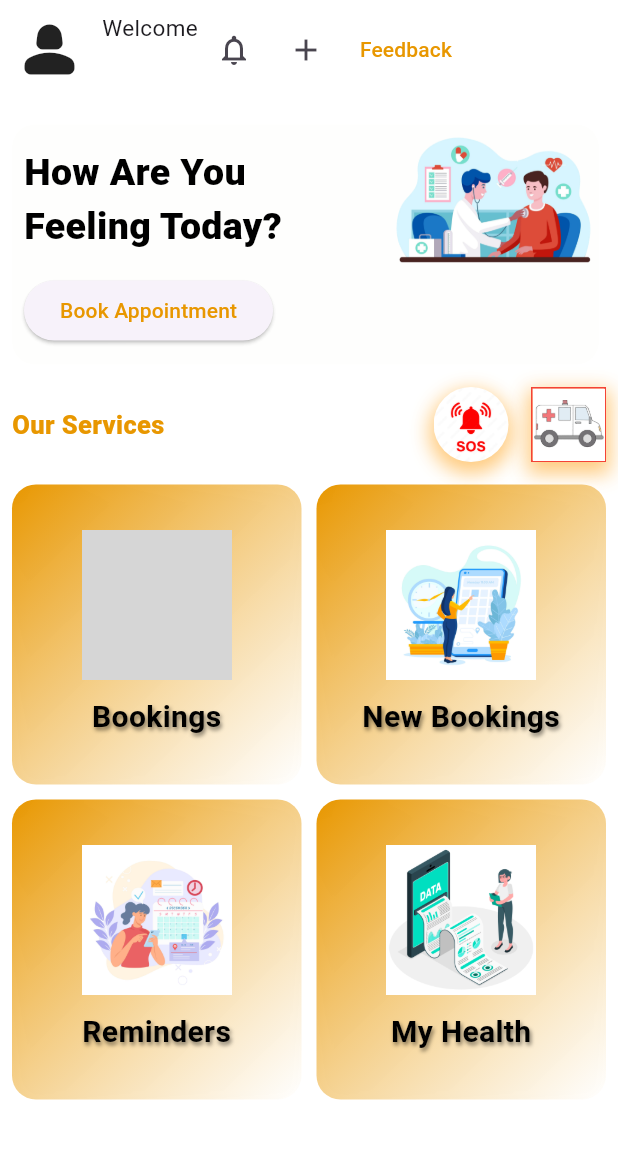
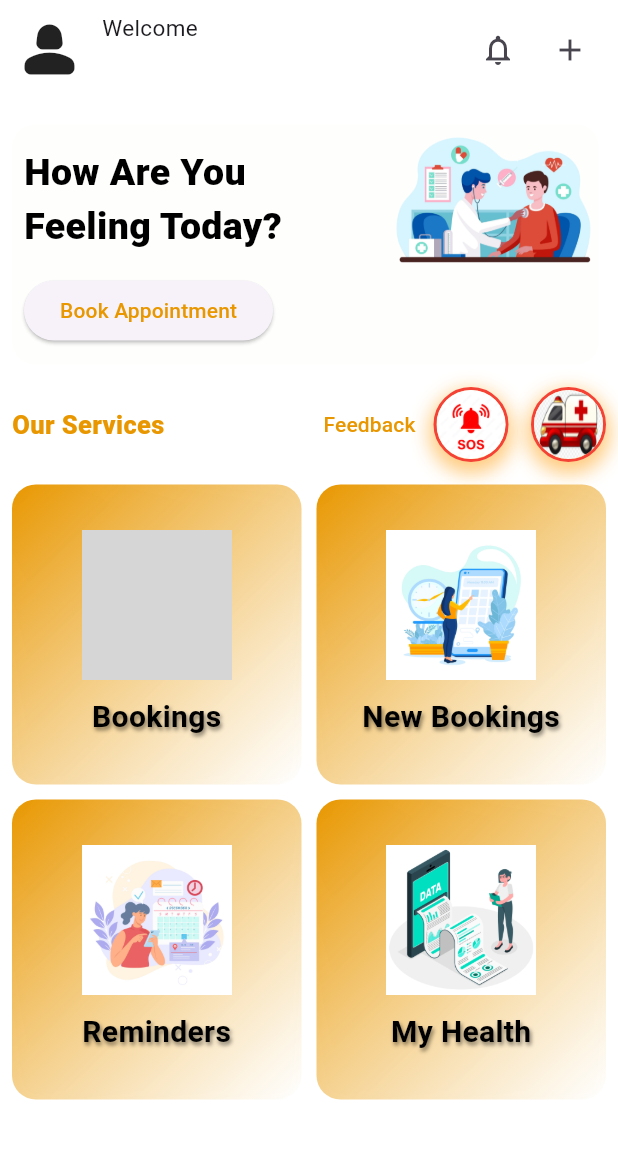
Before and after one commit to athulyashaibu2003/Hospital_Management_Mobile_App, a Flutter app: the HomePage screen opened directly, on a phone screen of 412 x 824 dp, the part 84-1236 px from its top. Run offline on Flutter 3.47's test engine with Material 3 defaults, Android fonts, the light colour scheme and no system bars; our stand-ins replace easy_localization, file_picker, image_picker, table_calendar; grey boxes are pictures that could not be loaded.

Commit message:
sos ui updted

```diff
--- a/lib/presentation/home_page/view/home_page.dart
+++ b/lib/presentation/home_page/view/home_page.dart
@@ -143,7 +143,8 @@ class _HomePageState extends State<HomePage> {
                             )
                           ],
                         ),
-                        // const Spacer(),
+                         const Spacer(),
+
                         IconButton(
                           onPressed: () {},
                           icon: const Icon(
@@ -160,18 +161,8 @@ class _HomePageState extends State<HomePage> {
                                           const NewPatientRegistrationscreen()));
                             },
                             icon: const Icon(Icons.add)),
-                        TextButton(
-                            onPressed: () {
-                              Navigator.push(
-                                  context,
-                                  MaterialPageRoute(
-                                      builder: (context) => FeedbackForm()));
-                            },
-                            child: const Text(
-                              "Feedback",
-                              style:
-                                  TextStyle(color: ColorConstants.mainOrange),
-                            ))
+
+
                       ],
                     ),
                     const SizedBox(
@@ -245,27 +236,47 @@ class _HomePageState extends State<HomePage> {
                               fontWeight: FontWeight.w800),
                         ),
                         Spacer(),
+                             TextButton(
+                            onPressed: () {
+                              Navigator.push(
+                                  context,
+                                  MaterialPageRoute(
+                                      builder: (context) => FeedbackForm()));
+                            },
+                            child: const Text(
+                              "Feedback",
+                              style:
+                                  TextStyle(color: ColorConstants.mainOrange),
+                            )),
                         InkWell(
-                          child: Container(
+                          child:Container(
   height: 50,
   width: 50,
   clipBehavior: Clip.antiAlias,
   decoration: BoxDecoration(
     shape: BoxShape.circle,
+    border: Border.all(
+      color: Colors.red, // Red circular border color
+      width: 2, // Width of the red border
+    ),
     boxShadow: [
       BoxShadow(
-                                  color: Colors.orange.withOpacity(
-                                      0.5), // Adjust the shadow color as needed
+        color: Colors.orange.withOpacity(0.5), // Adjust the shadow color as needed
         spreadRadius: 3,
         blurRadius: 10,
-                                  offset: Offset(
-                                      0, 5), // changes position of shadow
+        offset: Offset(0, 5), // changes position of shadow
       ),
     ],
   ),
+  child: ClipOval(
     child: Image.asset(
-                                "assets/images/1000_F_365248968_49b3zJrClxXKT9hieMstBYbKYKK9Euj8.jpg"),
+      "assets/images/1000_F_365248968_49b3zJrClxXKT9hieMstBYbKYKK9Euj8.jpg",
+      fit: BoxFit.cover,
     ),
+  ),
+),
+
+
                           onTap: () async {
                             Timer? sosTimer;
 
@@ -336,28 +347,34 @@ class _HomePageState extends State<HomePage> {
                           width: 15,
                         ),
                         InkWell(
-                          child: Container(
-                            // padding: EdgeInsets.all(10),
+                          child:Container(
   height: 50,
   width: 50,
   clipBehavior: Clip.antiAlias,
   decoration: BoxDecoration(
-                              border: Border.all(color: Colors.red),
-                              //  shape: BoxShape.circle,
+    shape: BoxShape.circle, // Circular shape
+    border: Border.all(
+      color: Colors.red, // Red circular border color
+      width: 2, // Border thickness
+    ),
     boxShadow: [
       BoxShadow(
-                                  color: Colors.orange
-                                      .withOpacity(0.5), // Adjust shadow color
+        color: Colors.orange.withOpacity(0.5), // Adjust shadow color
         spreadRadius: 3,
         blurRadius: 10,
-                                  offset:
-                                      Offset(0, 5), // Position of the shadow
+        offset: Offset(0, 5), // Position of the shadow
       ),
     ],
   ),
+  child: ClipOval(
     child: Image.asset(
-                                "assets/images/how-to-draw-an-ambulance.jpg"),
+      "assets/images/Download Wellington Free Ambulance Cartoon Free Content Clip - Ambulance Clip Art Png Transparent Png (#5283416) - PinClipart.jpg",
+      height:5,
+      fit: BoxFit.fill, // Ensures the image fits within the circular container
     ),
+  ),
+),
+
                           //import 'dart:async'; // Import this if not already done
 
                           onTap: () async {
@@ -417,12 +434,14 @@ class _HomePageState extends State<HomePage> {
                                       },
                                       child: const Text("Cancel"),
                                     ),
+
                                   ],
                                 );
                               },
                             );
                           },
-                        )
+                        ),
+
                       ],
                     ),
                     SizedBox(
```
Also changed, not shown: assets/images/Download Wellington Free Ambulance Cartoon Free Content Clip - Ambulance Clip Art Png Transparent Png (#5283416) - PinClipart.jpg (added). Lines whose indentation alone changed are shown as unchanged.
